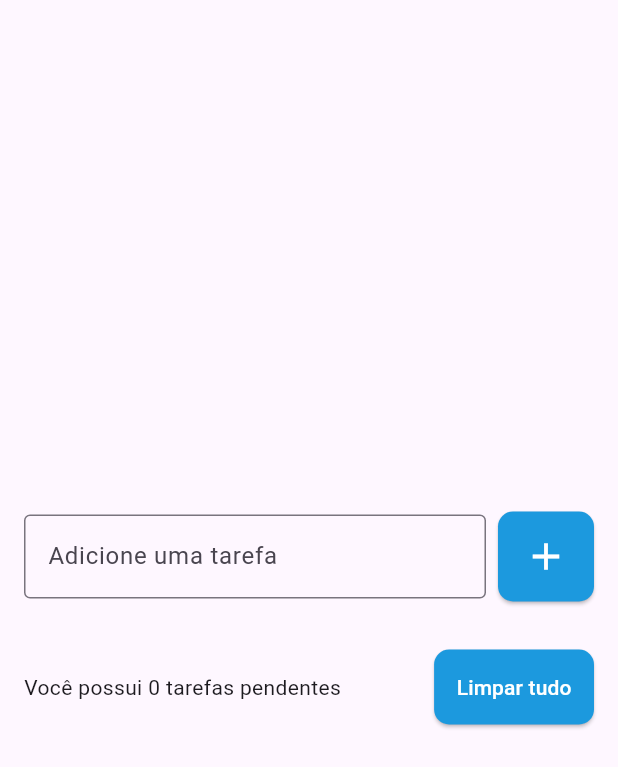
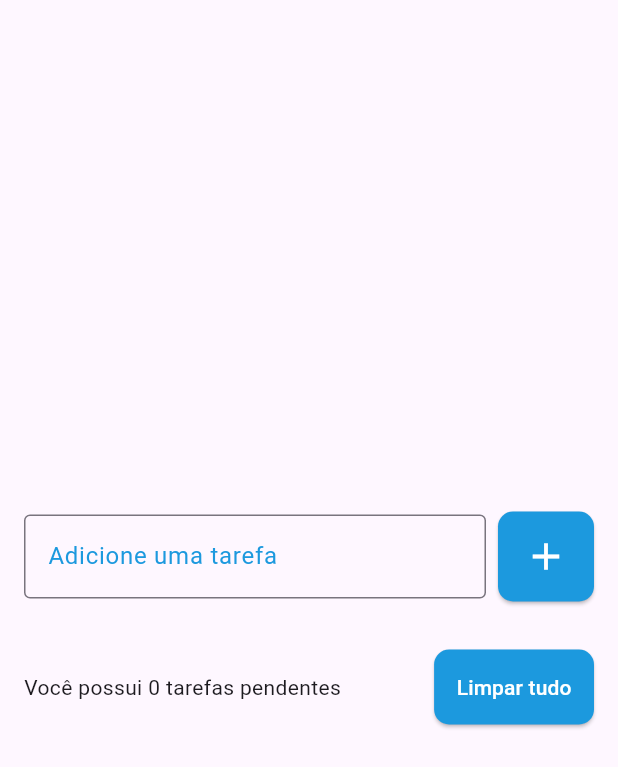
Before and after one commit to ErickPaludo/Todolist-Dart, a Flutter app: the screen it shows after launch, on a phone screen of 412 x 824 dp. Shown: the top 767 px of the screen. Run offline on Flutter 3.47's test engine with Material 3 defaults, Android fonts, the light colour scheme and no system bars; our stand-ins replace flutter_slidable, shared_preferences.

Commit message:
Salvando dados

```diff
--- a/lib/pages/todoo_list_pages.dart
+++ b/lib/pages/todoo_list_pages.dart
@@ -19,10 +19,12 @@ class _ToDooListPageState extends State<ToDooListPage> {
   int? deleteteTodoPos;
 
   @override
-  void initState(){
+  void initState() {
     super.initState();
-    todoRepository.getTodoList().then((value){
-      todos = value;
+    todoRepository.getTodoList().then((value) {
+      setState(() {
+        todos = value;
+      });
     });
   }
 
@@ -44,9 +46,14 @@ class _ToDooListPageState extends State<ToDooListPage> {
                       flex: 4,
                       child: TextField(
                         controller: todocontroller,
-                        decoration: InputDecoration(
+                        decoration: const InputDecoration(
                           border: OutlineInputBorder(),
                           labelText: 'Adicione uma tarefa',
+                          focusedBorder: OutlineInputBorder(
+                            borderSide:
+                                BorderSide(color: Color(0xff1c99de), width: 2),
+                          ),
+                          labelStyle: TextStyle(color: Color(0xff1c99de))
                         ),
                       ),
                     ),
@@ -123,6 +130,7 @@ class _ToDooListPageState extends State<ToDooListPage> {
       deleteTodo = obj;
       deleteteTodoPos = todos.indexOf(obj);
       todos.remove(obj);
+      todoRepository.saveTodolist(todos);
     });
     ScaffoldMessenger.of(context).clearSnackBars(); // limpa o snackbars
     ScaffoldMessenger.of(context).showSnackBar(SnackBar(
@@ -144,7 +152,6 @@ class _ToDooListPageState extends State<ToDooListPage> {
   }
 
   void ShowDialogDeleteTodo() {
-
     showDialog(
       context: context,
       builder: (context) => AlertDialog(
@@ -169,9 +176,10 @@ class _ToDooListPageState extends State<ToDooListPage> {
     );
   }
 
-  void deleteLista(){
+  void deleteLista() {
     setState(() {
       todos.clear();
+      todoRepository.saveTodolist(todos);
     });
   }
 }
```
